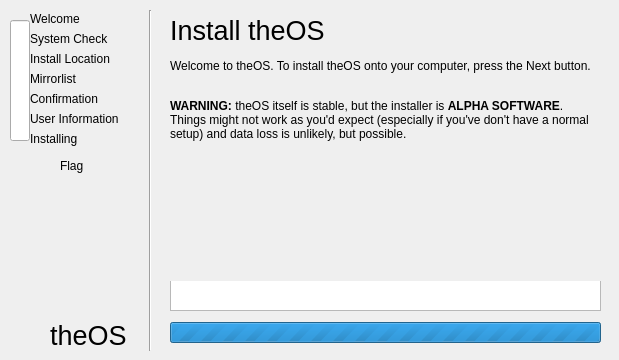
Old version of the form mainwindow.ui in the repository vicr123/theos-installer.
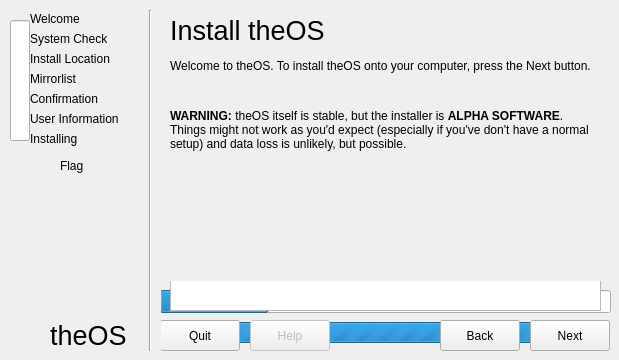
New version of the form. Icons and pictures are not drawn.

Commit message: Fix login.defs, update installed packages

Patch:
```diff
--- a/mainwindow.ui
+++ b/mainwindow.ui
@@ -119,7 +119,7 @@
        <x>10</x>
        <y>80</y>
        <width>431</width>
-       <height>61</height>
+       <height>81</height>
       </rect>
      </property>
      <property name="text">
@@ -1530,6 +1530,7 @@
      </property>
     </widget>
    </widget>
+   <zorder>InstallingFrame</zorder>
    <zorder>quitButton</zorder>
    <zorder>forwardButton</zorder>
    <zorder>backButton</zorder>
@@ -1542,7 +1543,6 @@
    <zorder>ConfirmFrame</zorder>
    <zorder>helpButton</zorder>
    <zorder>UserInfoFrame</zorder>
-   <zorder>InstallingFrame</zorder>
    <zorder>slideshow</zorder>
    <zorder>WelcomeFrame</zorder>
    <zorder>sideFrame</zorder>
```
The commit also changes 1 other file.
